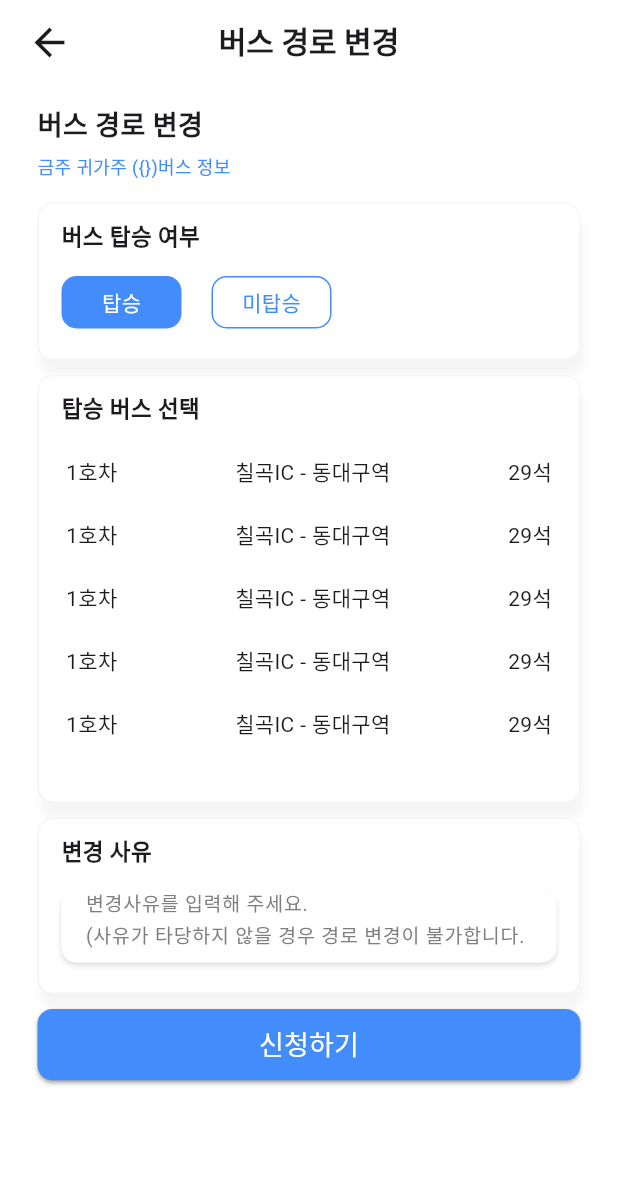
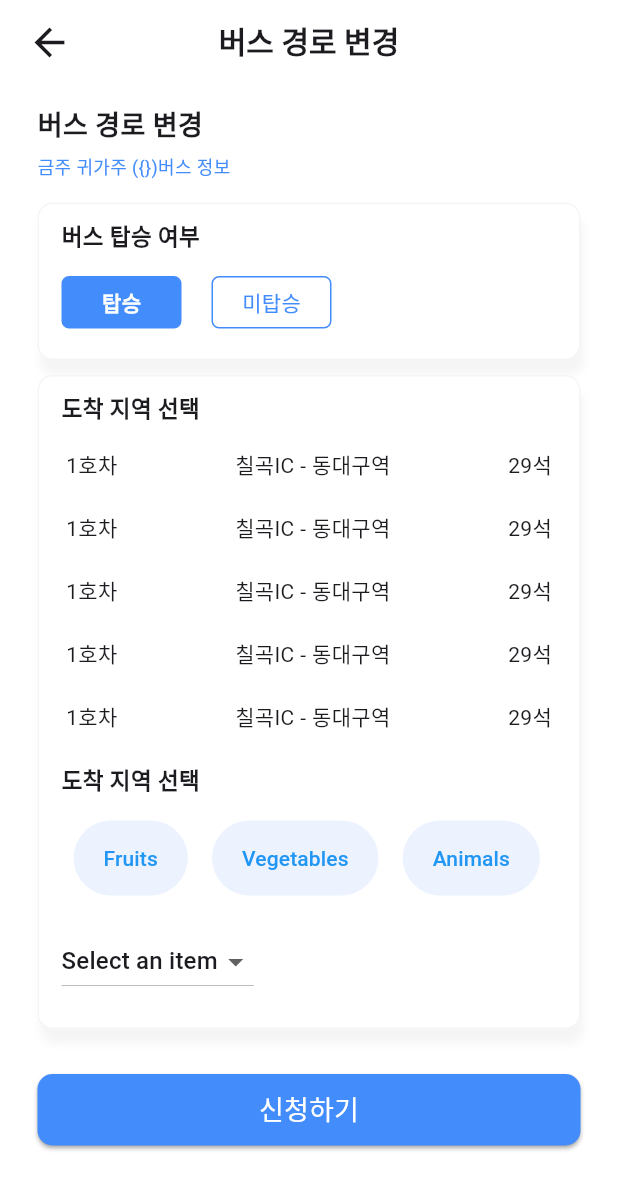
Before and after one commit to Guardian-Bus-System/web, a Flutter app: the ChangeBusRouteScreen screen opened directly with empty values, on a phone screen of 412 x 824 dp. Shown: the top 1190 px of the screen. Run offline on Flutter 3.47's test engine with Material 3 defaults, Android fonts, the phone set to English and light mode, and no system bars; our stand-ins replace flutter_local_notifications, get, shared_preferences, velocity_x; accounts and stored records are empty.

Commit message:
bus_container

```diff
--- a/lib/CustomSide/color_theme.dart
+++ b/lib/CustomSide/color_theme.dart
@@ -9,3 +9,4 @@ const black = Colors.black;
 const white = Colors.white;
 const greyText = Color.fromRGBO(91, 88, 88, 1);
 const adminNavigationColor = Color.fromRGBO(14, 18, 28, 0.85);
+const adminMainBackgroundColor = Color.fromRGBO(246, 248, 250, 1);
--- a/lib/main.dart
+++ b/lib/main.dart
@@ -13,6 +13,7 @@ import 'package:get/get.dart';
 import 'package:flutter/services.dart';
 
 import 'CustomSide/responsive_screen_size.dart';
+import 'screen/user/pages/changeBusRoute_screen.dart';
 
 void main() {
   WidgetsFlutterBinding.ensureInitialized();
@@ -55,8 +56,8 @@ class MyApp extends StatelessWidget {
       locale: const Locale('ko'),
       title: 'Flutter Demo',
       home: screen.width < 600 //가로넓이가 600이하라면 앱을 보여주고 아니면 그냥 흰 바탕
-        ? HomeView(user: userdata)
-        : AdminMainPage(),
+        ? ChangeBusRouteScreen(data: userdata)//HomeView(user: userdata)
+        : const AdminMainPage(),
       initialRoute: '/',
       getPages: [
         GetPage(name: '/', page: () => const HomeScreen()),
--- a/lib/screen/admin/adminScreen/adminMainPage.dart
+++ b/lib/screen/admin/adminScreen/adminMainPage.dart
@@ -47,7 +47,9 @@ class _AdminMainPageState extends State<AdminMainPage> {
     double sideMenuWidth = screenWidth * 0.2;
 
     return Scaffold(
-      body: Row(
+      body: Container(
+        color: adminMainBackgroundColor,
+        child: Row(
           children: [
             Container( // Side Menu
               color: adminNavigationColor,
@@ -86,8 +88,10 @@ class _AdminMainPageState extends State<AdminMainPage> {
             Container(
               width: screenWidth - (sideMenuWidth * 1.33),
               height: screenHeight,
-
-            decoration: BoxDecoration(border: Border.all(color: Colors.black, width: 1)),
+              decoration: BoxDecoration(
+                color: adminMainBackgroundColor,
+                border: Border.all(color: Colors.black, width: 1)
+              ),
 
               child: Column(
                 children: [
@@ -95,7 +99,7 @@ class _AdminMainPageState extends State<AdminMainPage> {
                   Container(
                     width: screenWidth,
                     height: screenHeight * 0.2109,
-                  decoration: BoxDecoration(border: Border.all(color: Colors.black, width: 2)),
+                    decoration: BoxDecoration(border: Border.all(color: Colors.black, width: 1)),
                     child: Container(
                       width: screenWidth,
                       height: screenHeight,
@@ -147,7 +151,6 @@ class _AdminMainPageState extends State<AdminMainPage> {
                             ],
                           ),
                         ),
-
                       ],
                     ),
                   )
@@ -155,6 +158,7 @@ class _AdminMainPageState extends State<AdminMainPage> {
               ),
             ).pOnly(top: 71, bottom: 35,left: 50, right: 50)
           ],
+        ),
       ),
     );
   }
--- a/lib/screen/user/pages/changeBusRoute_screen.dart
+++ b/lib/screen/user/pages/changeBusRoute_screen.dart
@@ -27,7 +27,7 @@ class _ChangeBusRouteScreenState extends State<ChangeBusRouteScreen> {
   Widget build(BuildContext context) {
     return Scaffold(
       backgroundColor: backgroundColor,
-      appBar: PreferredSize(
+      appBar:const PreferredSize(
         preferredSize: Size.fromHeight(70.0),
         child: CustomAppBar(
           appBarTitle: '버스 경로 변경',
@@ -43,6 +43,7 @@ class _ChangeBusRouteScreenState extends State<ChangeBusRouteScreen> {
             height15,
             BusRouteChangeContainer(
               containerName: '버스 탑승 여부',
+              shadowBool: true,
               child: Column(
                 children: [
                   height15,
@@ -57,10 +58,11 @@ class _ChangeBusRouteScreenState extends State<ChangeBusRouteScreen> {
             ),
             height10,
             BusRouteChangeContainer(
-              containerName: '탑승 버스 선택',
+              containerName: '도착 지역 선택',
+              shadowBool: true,
               child: Column(
                 children: [
-                  height20,
+                  height15,
                   ListView.builder(
                     shrinkWrap: true,
                     physics: const NeverScrollableScrollPhysics(),
@@ -69,24 +71,20 @@ class _ChangeBusRouteScreenState extends State<ChangeBusRouteScreen> {
                       return ChangeBusListItemWidget();
                     },
                   ),
-                ],
-              ),
-            ),
-            height10,
-            BusRouteChangeContainer(
-              containerName: '변경 사유',
-              child: Column(
-                children: [
-                  height15,
-                  InputTextFieldWidget(
-                    textEditingController: textEditingController,
-                    hitText: '변경사유를 입력해 주세요.\n(사유가 타당하지 않을 경우 경로 변경이 불가합니다.',
-                    blindetext: false
+                  BusRouteChangeContainer(
+                    containerName: '도착 지역 선택',
+                    shadowBool: false,
+                    child: Column(
+                      children: [
+                        height15,
+                        DropDownExample()
+                      ],
+                    ),
                   ),
                 ],
               ),
             ),
-            height10,
+            height30,
             SubmitButton(
               onPressed: () {
                 Get.offAll(HomeScreen());
@@ -99,3 +97,79 @@ class _ChangeBusRouteScreenState extends State<ChangeBusRouteScreen> {
     );
   }
 }
+
+class DropDownExample extends StatefulWidget {
+  @override
+  _DropDownExampleState createState() => _DropDownExampleState();
+}
+
+class _DropDownExampleState extends State<DropDownExample> {
+  // 드롭다운 버튼 항목 리스트
+  List<String> dropdownItems = ['Select an item'];
+
+  // 선택된 드롭다운 항목
+  String? selectedItem = 'Select an item';
+
+  // 버튼 클릭 시 드롭다운 항목 목록을 변경하는 함수
+  void _updateDropdownItems(List<String> items) {
+    setState(() {
+      dropdownItems = items;
+      selectedItem = items.isNotEmpty ? items[0] : null; // 첫 번째 항목을 기본 선택
+    });
+  }
+
+  @override
+  Widget build(BuildContext context) {
+    return Column(
+      crossAxisAlignment: CrossAxisAlignment.start,
+      children: [
+        // 수평 스크롤 가능하도록 버튼 리스트를 생성
+        SizedBox(
+          height: 50, // 고정 높이 지정
+          child: ListView(
+            scrollDirection: Axis.horizontal, // 수평 스크롤
+            children: [
+              _buildTextButton('Fruits', ['Apple', 'Banana', 'Cherry']),
+              _buildTextButton('Vegetables', ['Carrot', 'Broccoli', 'Peas']),
+              _buildTextButton('Animals', ['Dog', 'Cat', 'Bird']),
+            ],
+          ),
+        ),
+        SizedBox(height: 20),
+        // 드롭다운 버튼
+        DropdownButton<String>(
+          value: selectedItem,
+          onChanged: (String? newValue) {
+            setState(() {
+              selectedItem = newValue;
+            });
+          },
+          items: dropdownItems.map<DropdownMenuItem<String>>((String value) {
+            return DropdownMenuItem<String>(
+              value: value,
+              child: Text(value),
+            );
+          }).toList(),
+        ),
+      ],
+    );
+  }
+
+  // 버튼을 생성하는 함수
+  Widget _buildTextButton(String label, List<String> items) {
+    return Padding(
+      padding: const EdgeInsets.symmetric(horizontal: 8.0),
+      child: TextButton(
+        onPressed: () => _updateDropdownItems(items),
+        style: TextButton.styleFrom(
+          backgroundColor: Colors.blueAccent.withOpacity(0.1),
+          padding: EdgeInsets.symmetric(vertical: 10, horizontal: 20),
+        ),
+        child: Text(
+          label,
+          style: TextStyle(color: Colors.blue),
+        ),
+      ),
+    );
+  }
+}
--- a/lib/screen/user/widget/bus/busRouteChange_container.dart
+++ b/lib/screen/user/widget/bus/busRouteChange_container.dart
@@ -6,14 +6,15 @@ import 'package:velocity_x/velocity_x.dart';
 class BusRouteChangeContainer extends StatelessWidget {
   final String containerName;
   final Widget child;
+  final bool shadowBool;
 
-  const BusRouteChangeContainer({super.key, required this.child, required this.containerName});
+  const BusRouteChangeContainer({super.key, required this.child, required this.containerName, required this.shadowBool});
 
   @override
   Widget build(BuildContext context) {
     return Container(
       width: MediaQuery.of(context).size.width,
-      decoration: BoxDecoration(
+      decoration: shadowBool ? BoxDecoration(
         color: bacgroundOrTextColor,
         borderRadius: BorderRadius.circular(10),
         border: Border.all(color: Colors.grey.withOpacity(0.1), width: 1),
@@ -24,7 +25,8 @@ class BusRouteChangeContainer extends StatelessWidget {
             blurRadius: 4.0,
             offset: const Offset(2, 10),
           ),],
-      ),
+        )
+        : null,
       child: Column(
         children: [
           Row(
@@ -34,7 +36,12 @@ class BusRouteChangeContainer extends StatelessWidget {
           ),
           child
         ],
-      ).pOnly(left: 15,right: 15 , top: 10, bottom: 20)
+      ).pOnly(
+        left: shadowBool ? 15 : 0,
+        right: shadowBool ? 15 : 0,
+        top: shadowBool ? 10 : 0,
+        bottom: shadowBool ? 20 : 0
+      )
     );
   }
 }
--- a/lib/screen/user/widget/bus/busTakeButtonWidget.dart
+++ b/lib/screen/user/widget/bus/busTakeButtonWidget.dart
@@ -24,14 +24,15 @@ class _BusTakeButtonWidgetState extends State<BusTakeButtonWidget> {
         decoration: BoxDecoration(
           color: widget.buttonText == "탑승" ? baseColor : backgroundColor,
           border: Border.all(width: 1, color: baseColor),
-          borderRadius: BorderRadius.circular(10)
+          borderRadius: BorderRadius.circular(5)
         ),
         child: Center(
-          child: widget.buttonText
-                  .text
-                  .color(widget.buttonText != "탑승" ? baseColor : white)
-                  .size(FontSiz14).make()
-        )
+          child: widget.buttonText.text
+            .color(widget.buttonText == "탑승" ? white : baseColor)
+            .size(FontSiz14)
+            .fontWeight(widget.buttonText == "탑승" ? FontWeight.bold : FontWeight.normal) // 조건에 따라 글씨 두께 변경
+            .make()
+        ),
       ),
     );
   }
```
Lines whose indentation alone changed are shown as unchanged.
